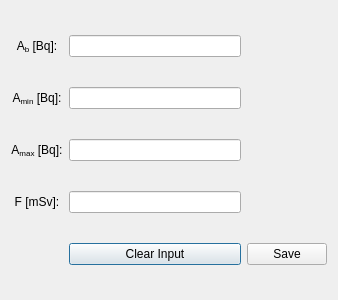
First picture: the form in working_apps/simulations/radDialog.ui, repository urhtrinko/DroneRadioactivity_student_job, before the edit.
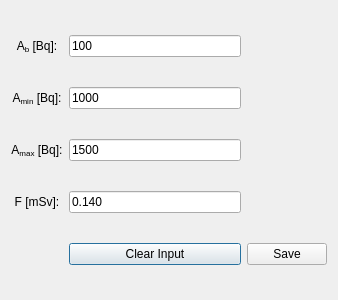
Second picture: the form after the edit.

```diff
--- a/working_apps/simulations/radDialog.ui
+++ b/working_apps/simulations/radDialog.ui
@@ -22,7 +22,11 @@
     </widget>
    </item>
    <item row="0" column="1">
-    <widget class="QLineEdit" name="lineEditAb"/>
+    <widget class="QLineEdit" name="lineEditAb">
+     <property name="text">
+      <string>100</string>
+     </property>
+    </widget>
    </item>
    <item row="1" column="0">
     <widget class="QLabel" name="labelAmin">
@@ -32,7 +36,11 @@
     </widget>
    </item>
    <item row="1" column="1">
-    <widget class="QLineEdit" name="lineEditAmin"/>
+    <widget class="QLineEdit" name="lineEditAmin">
+     <property name="text">
+      <string>1000</string>
+     </property>
+    </widget>
    </item>
    <item row="2" column="0">
     <widget class="QLabel" name="labelAmax">
@@ -42,7 +50,11 @@
     </widget>
    </item>
    <item row="2" column="1">
-    <widget class="QLineEdit" name="lineEditAmax"/>
+    <widget class="QLineEdit" name="lineEditAmax">
+     <property name="text">
+      <string>1500</string>
+     </property>
+    </widget>
    </item>
    <item row="3" column="0">
     <widget class="QLabel" name="labelF">
@@ -52,7 +64,11 @@
     </widget>
    </item>
    <item row="3" column="1">
-    <widget class="QLineEdit" name="lineEditF"/>
+    <widget class="QLineEdit" name="lineEditF">
+     <property name="text">
+      <string>0.140</string>
+     </property>
+    </widget>
    </item>
    <item row="4" column="1">
     <widget class="QPushButton" name="btnClearInput">
```
Left out of the diff: 2 changed lines with no effect on the pictures.
